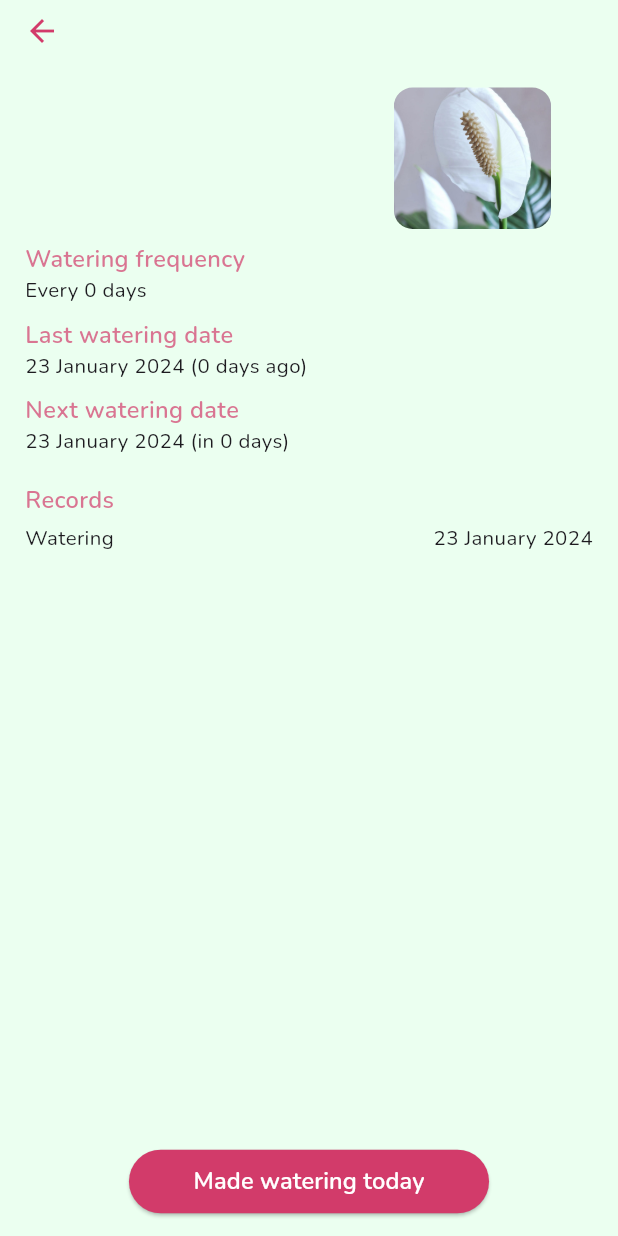
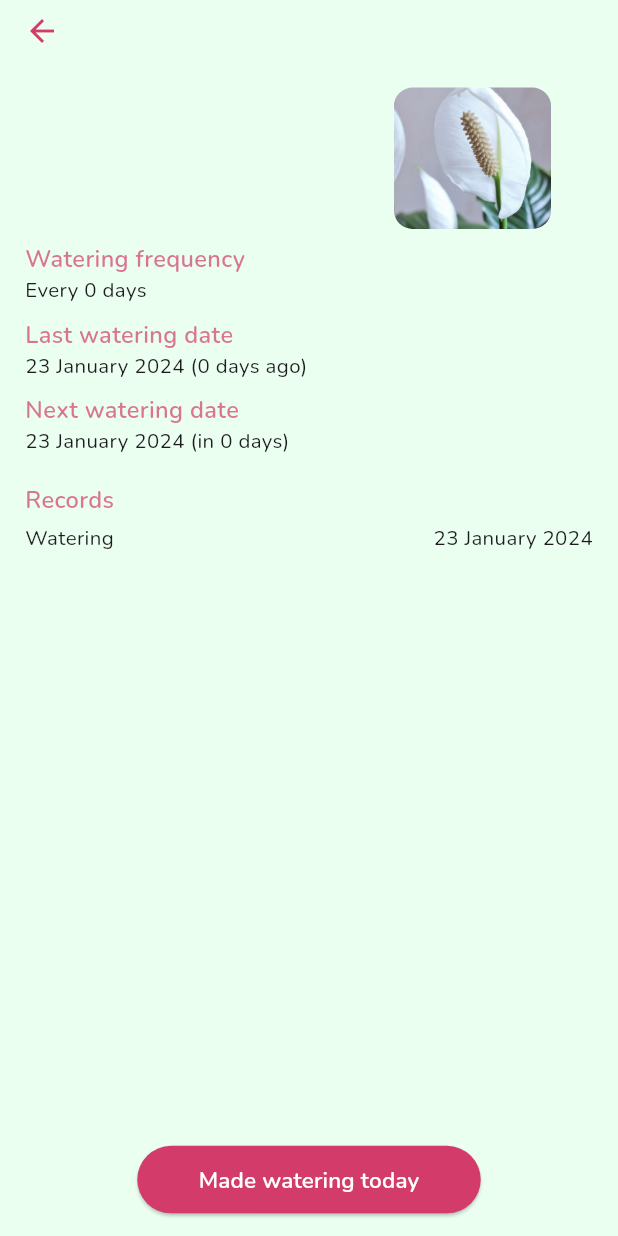
Before and after one commit to s1xthrose/blossomhub1.1, a Flutter app: the WateringSchedulePage screen opened directly with empty values, on a phone screen of 412 x 824 dp. Run offline on Flutter 3.47's test engine with Material 3 defaults, Android fonts, the light colour scheme and no system bars; our stand-ins replace flutter_screenutil, flutter_svg, google_fonts, image_picker, shared_preferences; accounts and stored records are empty.

Commit message:
Button reworked

```diff
--- a/lib/app/pages/wateringschedule.page.dart
+++ b/lib/app/pages/wateringschedule.page.dart
@@ -273,8 +273,8 @@ class _WateringSchedulePageState extends State<WateringSchedulePage> {
       floatingActionButton: Padding(
         padding: EdgeInsets.only(bottom: ScreenUtil().setHeight(16)),
         child: SizedBox(
-          width: ScreenUtil().setWidth(229),
-          height: ScreenUtil().setHeight(45),
+          width: 229,
+          height: 45,
           child: ElevatedButton(
             onPressed: () {
               _makeWateringToday();
@@ -282,15 +282,14 @@ class _WateringSchedulePageState extends State<WateringSchedulePage> {
             style: ElevatedButton.styleFrom(
               backgroundColor: const Color.fromRGBO(210, 59, 106, 1),
               shape: RoundedRectangleBorder(
-                borderRadius: BorderRadius.circular(
-                  ScreenUtil().setWidth(100),
+                borderRadius: BorderRadius.circular(100,
                 ),
               ),
             ),
             child: Text(
               'Made watering today',
               style: GoogleFonts.nunito(
-                fontSize: ScreenUtil().setSp(15),
+                fontSize: 15,
                 fontWeight: FontWeight.w600,
                 color: Colors.white
               ),
```
